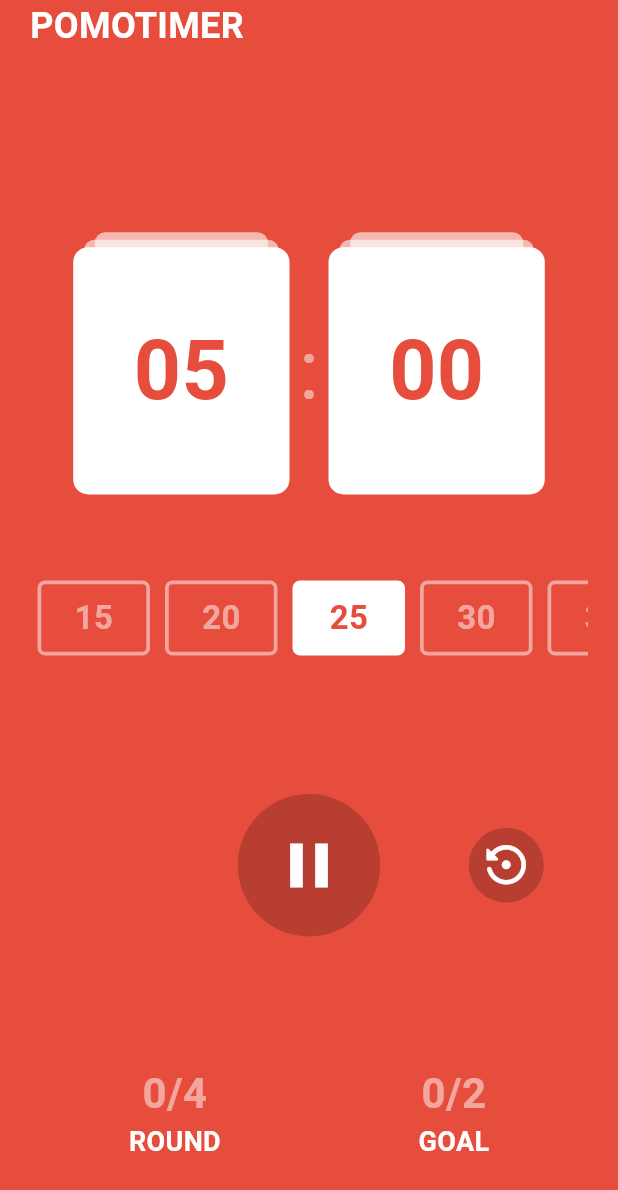
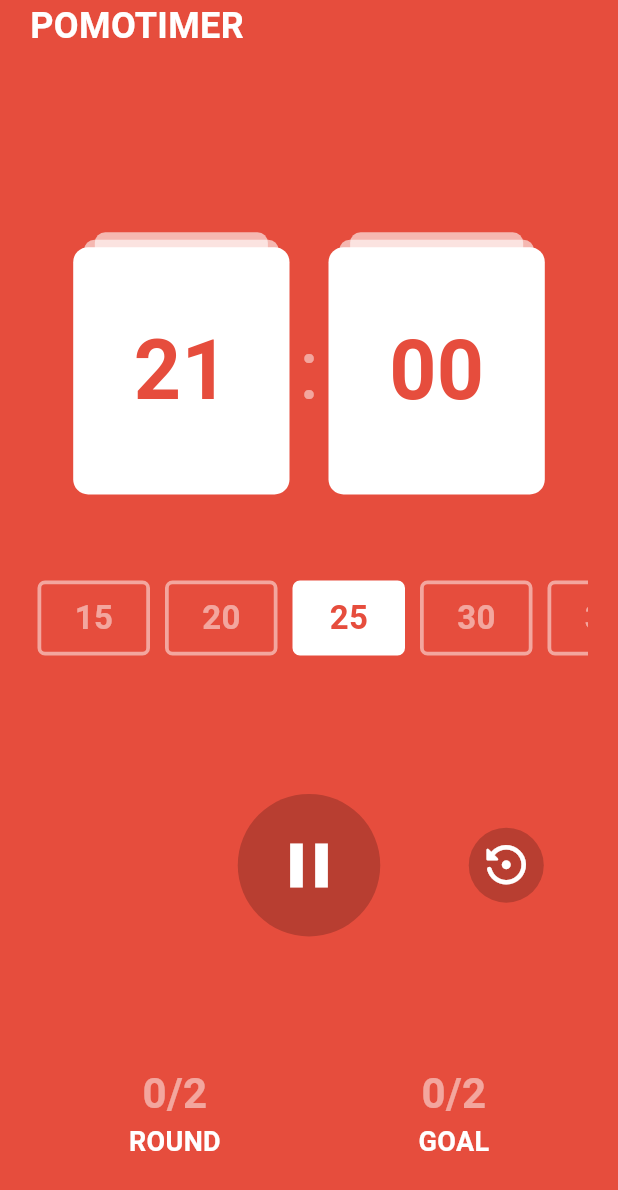
Before and after one commit to LifeFi/flutter_w10_3th_d11_pomodoro, a Flutter app: the screen it shows after launch, after a tap on the "play arrow" icon, on a phone screen of 412 x 824 dp. Shown: the top 1190 px of the screen. Run offline on Flutter 3.47's test engine with Material 3 defaults, Android fonts, the phone set to English and light mode, and no system bars.

Commit message:
adjust settings

```diff
--- a/lib/screens/pomodoro.dart
+++ b/lib/screens/pomodoro.dart
@@ -14,7 +14,7 @@ class _PomodoroState extends State<Pomodoro> {
   final int _seletedIndex = 2;
   late var _totalSeconds = _listOfTotalSeconds[_seletedIndex];
   final _restingSeconds = 300;
-  final _totalRounds = 4;
+  final _totalRounds = 2;
   final _totalGoals = 2;
 
   late var _currentSeconds = _totalSeconds;
@@ -63,7 +63,7 @@ class _PomodoroState extends State<Pomodoro> {
 
   void _onStartPressed() {
     _timer = Timer.periodic(
-      const Duration(milliseconds: 1),
+      const Duration(milliseconds: 5),
       _onTick,
     );
     setState(() {
```
